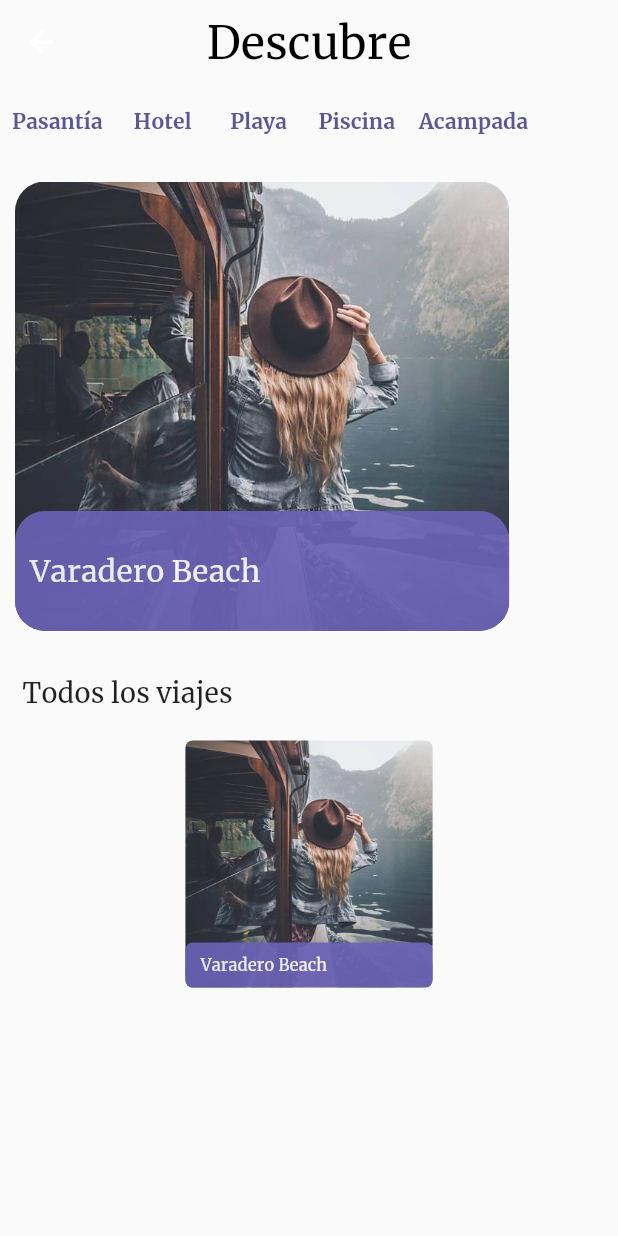
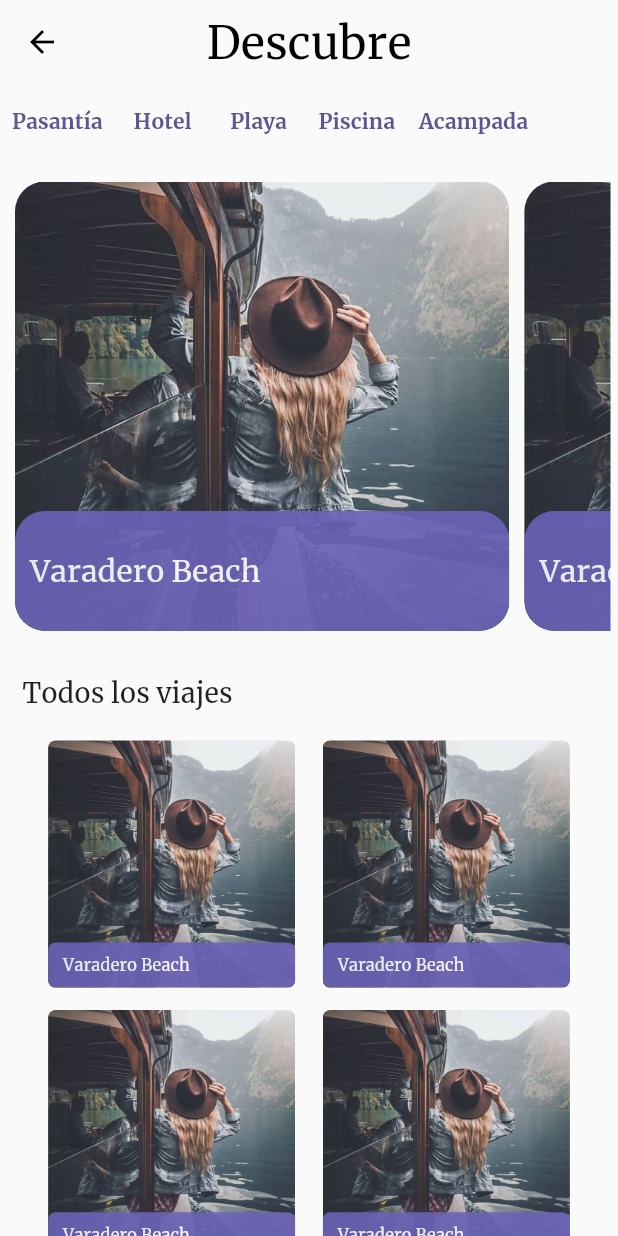
Before and after one commit to GuillermoPerez32/fortour, a Flutter app: the HomePage screen opened by its route, on a phone screen of 412 x 824 dp. Run offline on Flutter 3.47's test engine with Material 2 defaults, Android fonts, the phone set to English and light mode, and no system bars; our stand-ins replace firebase_core; accounts and stored records are empty.

Commit message:
Feat: Home page Finished

```diff
--- a/lib/src/app.dart
+++ b/lib/src/app.dart
@@ -16,6 +16,7 @@ class MyApp extends StatelessWidget {
         ),
         fontFamily: 'Merriweather',
         appBarTheme: const AppBarTheme(
+          iconTheme: IconThemeData(color: Colors.black),
           centerTitle: true,
           color: Colors.transparent,
           shadowColor: Colors.transparent,
--- a/lib/src/data/mocks/travels.dart
+++ b/lib/src/data/mocks/travels.dart
@@ -11,4 +11,194 @@ final mockTravels = <Travel>[
     date: '20-5-22',
     categories: ['Playa'],
   ),
+  Travel(
+    description: 'asdad',
+    image: 'assets/images/welcome.jpg',
+    price: 24,
+    remaining: 10,
+    title: 'Varadero Beach',
+    id: 1,
+    date: '20-5-22',
+    categories: ['Playa'],
+  ),
+  Travel(
+    description: 'asdad',
+    image: 'assets/images/welcome.jpg',
+    price: 24,
+    remaining: 10,
+    title: 'Varadero Beach',
+    id: 1,
+    date: '20-5-22',
+    categories: ['Playa'],
+  ),
+  Travel(
+    description: 'asdad',
+    image: 'assets/images/welcome.jpg',
+    price: 24,
+    remaining: 10,
+    title: 'Varadero Beach',
+    id: 1,
+    date: '20-5-22',
+    categories: ['Playa'],
+  ),
+  Travel(
+    description: 'asdad',
+    image: 'assets/images/welcome.jpg',
+    price: 24,
+    remaining: 10,
+    title: 'Varadero Beach',
+    id: 1,
+    date: '20-5-22',
+    categories: ['Playa'],
+  ),
+  Travel(
+    description: 'asdad',
+    image: 'assets/images/welcome.jpg',
+    price: 24,
+    remaining: 10,
+    title: 'Varadero Beach',
+    id: 1,
+    date: '20-5-22',
+    categories: ['Playa'],
+  ),
+  Travel(
+    description: 'asdad',
+    image: 'assets/images/welcome.jpg',
+    price: 24,
+    remaining: 10,
+    title: 'Varadero Beach',
+    id: 1,
+    date: '20-5-22',
+    categories: ['Playa'],
+  ),
+  Travel(
+    description: 'asdad',
+    image: 'assets/images/welcome.jpg',
+    price: 24,
+    remaining: 10,
+    title: 'Varadero Beach',
+    id: 1,
+    date: '20-5-22',
+    categories: ['Playa'],
+  ),
+  Travel(
+    description: 'asdad',
+    image: 'assets/images/welcome.jpg',
+    price: 24,
+    remaining: 10,
+    title: 'Varadero Beach',
+    id: 1,
+    date: '20-5-22',
+    categories: ['Playa'],
+  ),
+  Travel(
+    description: 'asdad',
+    image: 'assets/images/welcome.jpg',
+    price: 24,
+    remaining: 10,
+    title: 'Varadero Beach',
+    id: 1,
+    date: '20-5-22',
+    categories: ['Playa'],
+  ),
+  Travel(
+    description: 'asdad',
+    image: 'assets/images/welcome.jpg',
+    price: 24,
+    remaining: 10,
+    title: 'Varadero Beach',
+    id: 1,
+    date: '20-5-22',
+    categories: ['Playa'],
+  ),
+  Travel(
+    description: 'asdad',
+    image: 'assets/images/welcome.jpg',
+    price: 24,
+    remaining: 10,
+    title: 'Varadero Beach',
+    id: 1,
+    date: '20-5-22',
+    categories: ['Playa'],
+  ),
+  Travel(
+    description: 'asdad',
+    image: 'assets/images/welcome.jpg',
+    price: 24,
+    remaining: 10,
+    title: 'Varadero Beach',
+    id: 1,
+    date: '20-5-22',
+    categories: ['Playa'],
+  ),
+  Travel(
+    description: 'asdad',
+    image: 'assets/images/welcome.jpg',
+    price: 24,
+    remaining: 10,
+    title: 'Varadero Beach',
+    id: 1,
+    date: '20-5-22',
+    categories: ['Playa'],
+  ),
+  Travel(
+    description: 'asdad',
+    image: 'assets/images/welcome.jpg',
+    price: 24,
+    remaining: 10,
+    title: 'Varadero Beach',
+    id: 1,
+    date: '20-5-22',
+    categories: ['Playa'],
+  ),
+  Travel(
+    description: 'asdad',
+    image: 'assets/images/welcome.jpg',
+    price: 24,
+    remaining: 10,
+    title: 'Varadero Beach',
+    id: 1,
+    date: '20-5-22',
+    categories: ['Playa'],
+  ),
+  Travel(
+    description: 'asdad',
+    image: 'assets/images/welcome.jpg',
+    price: 24,
+    remaining: 10,
+    title: 'Varadero Beach',
+    id: 1,
+    date: '20-5-22',
+    categories: ['Playa'],
+  ),
+  Travel(
+    description: 'asdad',
+    image: 'assets/images/welcome.jpg',
+    price: 24,
+    remaining: 10,
+    title: 'Varadero Beach',
+    id: 1,
+    date: '20-5-22',
+    categories: ['Playa'],
+  ),
+  Travel(
+    description: 'asdad',
+    image: 'assets/images/welcome.jpg',
+    price: 24,
+    remaining: 10,
+    title: 'Varadero Beach',
+    id: 1,
+    date: '20-5-22',
+    categories: ['Playa'],
+  ),
+  Travel(
+    description: 'asdad',
+    image: 'assets/images/welcome.jpg',
+    price: 24,
+    remaining: 10,
+    title: 'Varadero Beach',
+    id: 1,
+    date: '20-5-22',
+    categories: ['Playa'],
+  ),
 ];
--- a/lib/src/ui/widgets/travel_card.dart
+++ b/lib/src/ui/widgets/travel_card.dart
@@ -1,5 +1,6 @@
 import 'package:flutter/material.dart';
 import 'package:fortour/src/data/models/travel.dart';
+import 'package:fortour/src/ui/pages/place.dart';
 
 class TravelCard extends StatelessWidget {
   final Travel travel;
@@ -14,7 +15,9 @@ class TravelCard extends StatelessWidget {
   @override
   Widget build(BuildContext context) {
     final size = MediaQuery.of(context).size;
-    return Container(
+    return InkWell(
+      onTap: () => Navigator.of(context).pushNamed(PlacePage.name),
+      child: Container(
         width: small ? size.width * .4 : size.width * .8,
         height: small ? size.height * .2 : size.height * .4,
         margin: const EdgeInsets.all(5),
@@ -54,6 +57,7 @@ class TravelCard extends StatelessWidget {
             )
           ],
         ),
+      ),
     );
   }
 }
```
Lines whose indentation alone changed are shown as unchanged.
